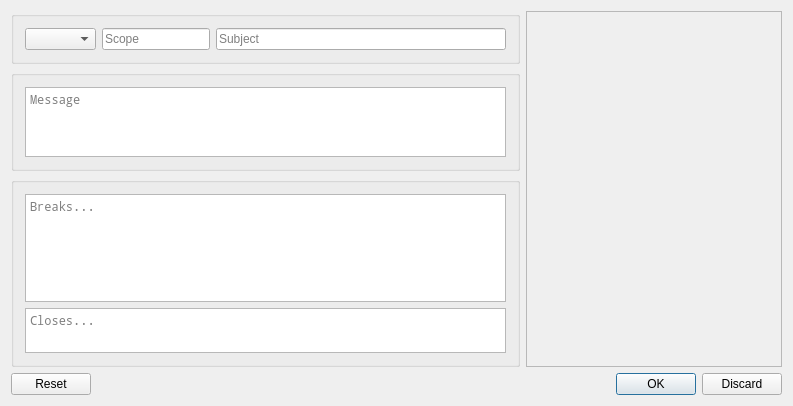
Above: mainwindow.ui from dos1/acme before the change. Below: the same form after it.
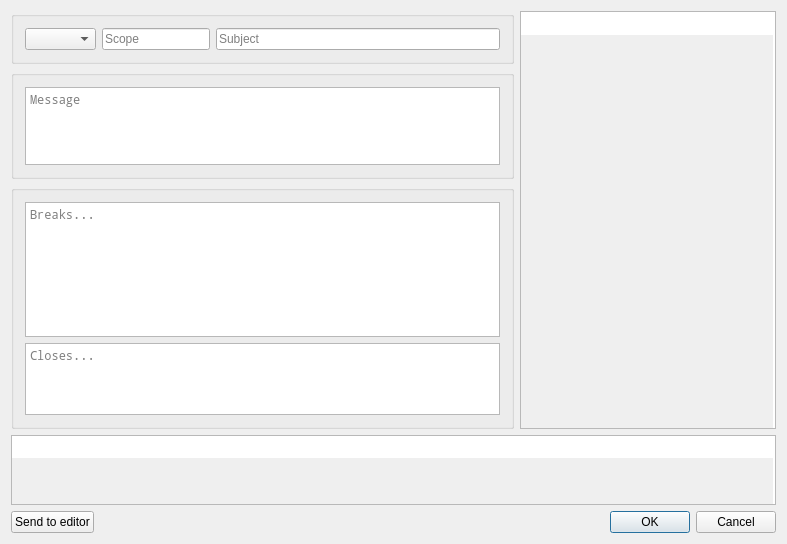
That is the form after the change. Icons and pictures are not drawn.

Commit message:
feat(acme): implement commit message editor
ACME is now able to open specified file
and save the output to it on exit.
It also can move back to default $EDITOR
(or $VISUAL) or simply abort.

The edit to the form file:
```diff
--- a/mainwindow.ui
+++ b/mainwindow.ui
@@ -6,8 +6,8 @@
    <rect>
     <x>0</x>
     <y>0</y>
-    <width>793</width>
-    <height>406</height>
+    <width>787</width>
+    <height>544</height>
    </rect>
   </property>
   <property name="windowTitle">
@@ -116,7 +116,7 @@
           </property>
           <layout class="QVBoxLayout" name="verticalLayout_4">
            <item>
-            <widget class="QPlainTextEdit" name="plainTextEdit">
+            <widget class="QPlainTextEdit" name="messageEdit">
              <property name="font">
               <font>
                <family>Noto Mono</family>
@@ -219,7 +219,7 @@
       <item>
        <widget class="QPlainTextEdit" name="plainTextEdit_3">
         <property name="enabled">
-         <bool>false</bool>
+         <bool>true</bool>
         </property>
         <property name="sizePolicy">
          <sizepolicy hsizetype="Minimum" vsizetype="Expanding">
@@ -233,25 +233,64 @@
          </font>
         </property>
         <property name="textInteractionFlags">
-         <set>Qt::TextSelectableByKeyboard|Qt::TextSelectableByMouse</set>
+         <set>Qt::TextSelectableByMouse</set>
+        </property>
+        <property name="backgroundVisible">
+         <bool>true</bool>
         </property>
        </widget>
       </item>
      </layout>
     </item>
     <item>
-     <widget class="QDialogButtonBox" name="buttonBox">
-      <property name="orientation">
-       <enum>Qt::Horizontal</enum>
+     <widget class="QPlainTextEdit" name="plainTextEdit">
+      <property name="enabled">
+       <bool>true</bool>
       </property>
-      <property name="standardButtons">
-       <set>QDialogButtonBox::Discard|QDialogButtonBox::Ok|QDialogButtonBox::Reset</set>
+      <property name="sizePolicy">
+       <sizepolicy hsizetype="Expanding" vsizetype="Expanding">
+        <horstretch>0</horstretch>
+        <verstretch>0</verstretch>
+       </sizepolicy>
       </property>
-      <property name="centerButtons">
-       <bool>false</bool>
+      <property name="tabChangesFocus">
+       <bool>true</bool>
+      </property>
+      <property name="textInteractionFlags">
+       <set>Qt::TextSelectableByMouse</set>
+      </property>
+      <property name="backgroundVisible">
+       <bool>true</bool>
       </property>
      </widget>
     </item>
+    <item>
+     <layout class="QHBoxLayout" name="horizontalLayout_3">
+      <property name="topMargin">
+       <number>0</number>
+      </property>
+      <item>
+       <widget class="QPushButton" name="pushButton">
+        <property name="text">
+         <string>Send to editor</string>
+        </property>
+       </widget>
+      </item>
+      <item>
+       <widget class="QDialogButtonBox" name="buttonBox">
+        <property name="orientation">
+         <enum>Qt::Horizontal</enum>
+        </property>
+        <property name="standardButtons">
+         <set>QDialogButtonBox::Cancel|QDialogButtonBox::Ok</set>
+        </property>
+        <property name="centerButtons">
+         <bool>false</bool>
+        </property>
+       </widget>
+      </item>
+     </layout>
+    </item>
    </layout>
   </widget>
   <action name="actionNew">
```
Left out of the diff: 171 changed lines with no effect on the pictures. The commit also changes 3 other files.
